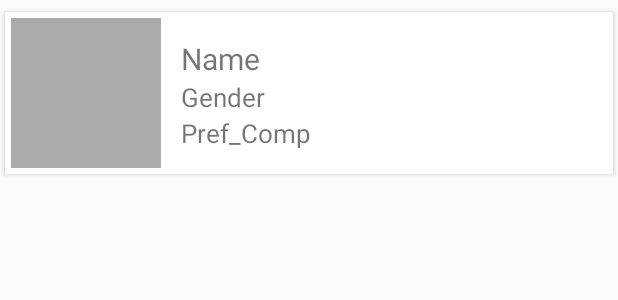
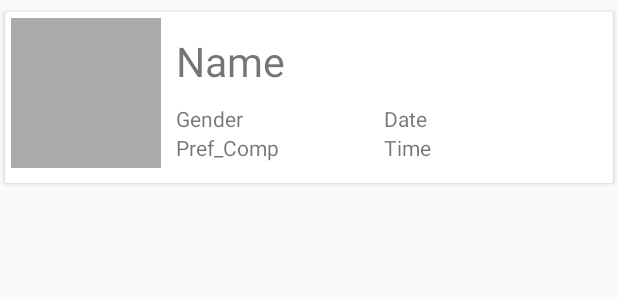
Before and after one commit to harjot-oberai/hitchMyRide, an Android app: the layout card_layout.xml on its own in the app's theme, with its tools: preview values and no code run, on a phone screen of 412 x 824 dp. Shown: the top 300 px of the screen. Run offline under Robolectric (Android 15) with nearby library versions, the phone set to English and light mode, and no system bars.

Commit message:
Fixed Date/Time , Cards

```diff
--- a/app/src/main/res/layout/card_layout.xml
+++ b/app/src/main/res/layout/card_layout.xml
@@ -25,28 +25,57 @@
             android:background="#AAA"/>
         <LinearLayout
             android:layout_width="match_parent"
-            android:layout_height="match_parent"
+            android:layout_height="wrap_content"
             android:orientation="vertical"
-            android:padding="13dp">
+            android:padding="10dp">
             <TextView
                 android:layout_width="match_parent"
                 android:layout_height="wrap_content"
                 android:text="Name"
                 android:id="@+id/txt_name_c"
-                android:textSize="20dp"
+                android:textSize="27dp"
                 android:transitionName="qwerty"/>
+            <LinearLayout
+                android:layout_marginTop="10dp"
+                android:layout_width="match_parent"
+                android:layout_height="wrap_content"
+                android:orientation="horizontal">
                 <TextView
+                    android:layout_weight="1"
                     android:layout_width="match_parent"
                     android:layout_height="wrap_content"
                     android:text="Gender"
                     android:id="@+id/txt_gender_c"
-                android:textSize="17dp"/>
+                    android:textSize="14dp"/>
                 <TextView
+                    android:layout_weight="1"
+                    android:layout_width="match_parent"
+                    android:layout_height="wrap_content"
+                    android:id="@+id/txt_date_c"
+                    android:text="Date"
+                    android:textSize="14dp"
+                    android:layout_gravity="right"/>
+            </LinearLayout>
+            <LinearLayout
+                android:layout_width="match_parent"
+                android:layout_height="wrap_content"
+                android:orientation="horizontal">
+                <TextView
+                    android:layout_weight="1"
                     android:layout_width="match_parent"
                     android:layout_height="wrap_content"
                     android:text="Pref_Comp"
                     android:id="@+id/txt_pref_comp_c"
-                android:textSize="17dp"/>
+                    android:textSize="14dp"/>
+                <TextView
+                    android:layout_weight="1"
+                    android:layout_width="match_parent"
+                    android:layout_height="wrap_content"
+                    android:id="@+id/txt_time_c"
+                    android:text="Time"
+                    android:textSize="14dp"
+                    android:layout_gravity="right"/>
+            </LinearLayout>
         </LinearLayout>
     </LinearLayout>
 
```
Also changed, not shown: app/src/main/java/com/example/harjot/HitchMyRide/ContactAdapter.java (+7 -1 lines), app/src/main/java/com/example/harjot/HitchMyRide/newRide.java (+9 -9 lines). Lines whose indentation alone changed are shown as unchanged.
